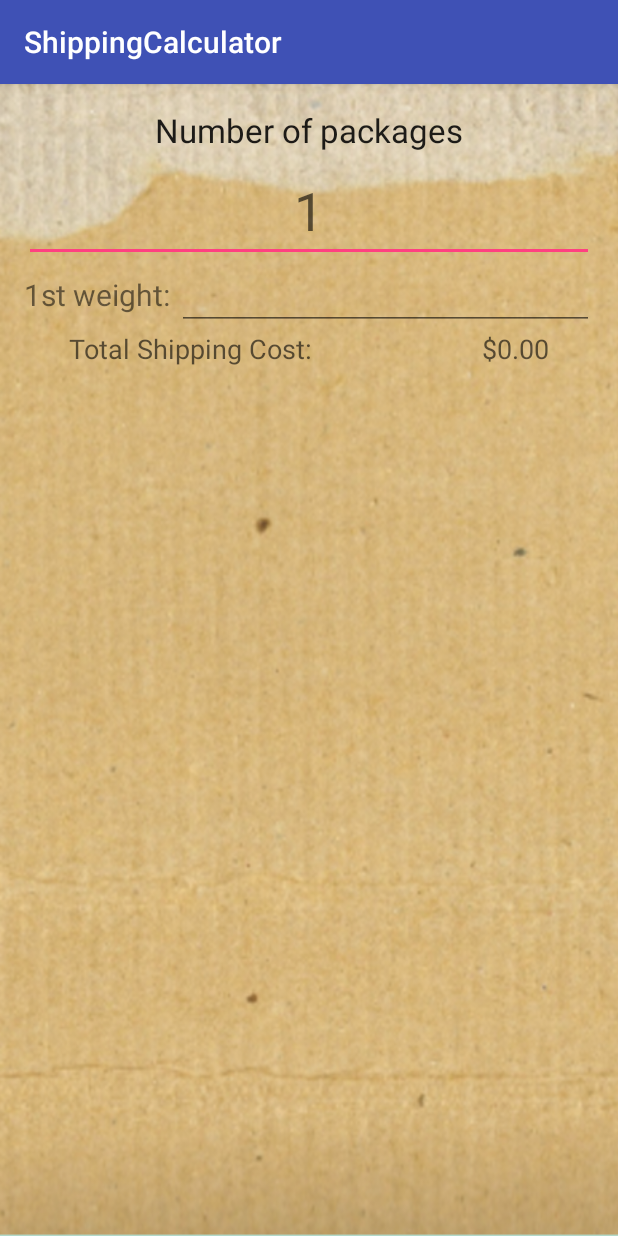
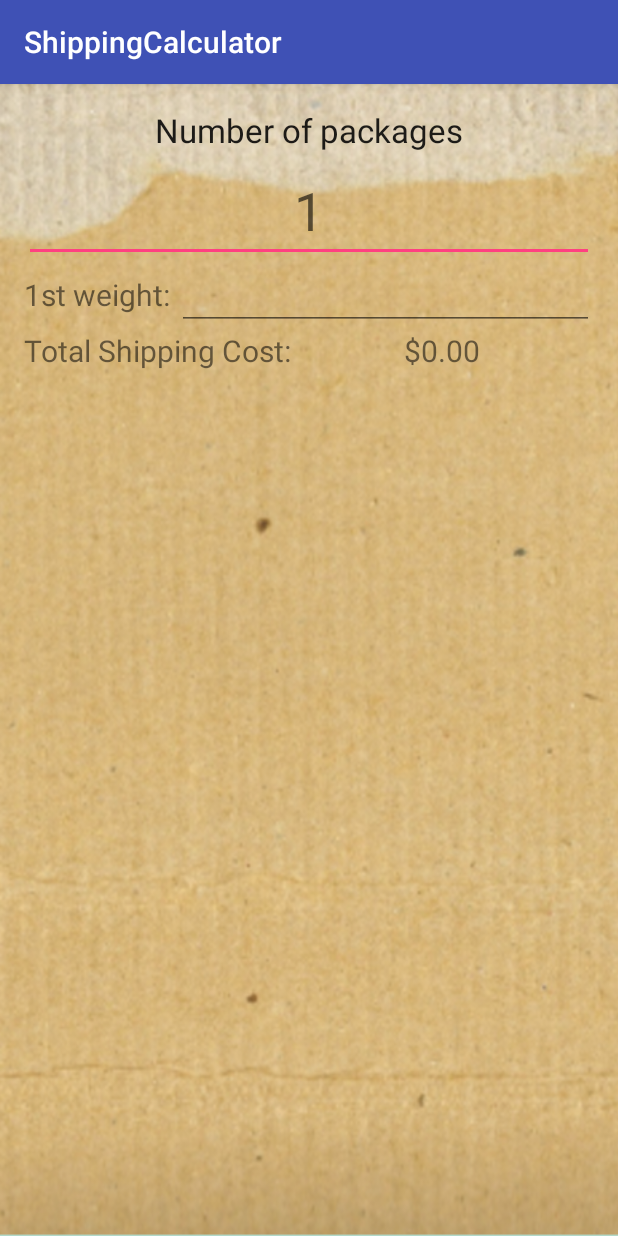
Before and after one commit to annguyendang14/shippingcalculator, an Android app: the screen it shows after launch (MyActivity), on a phone screen of 412 x 824 dp. Run offline under Robolectric (Android 15) with nearby library versions, the phone set to English and light mode, and no system bars.

Commit message:
still, tried but dont have enough time

```diff
--- a/app/src/main/java/com/example/annguyendang14/shippingcalculator/MyActivity.java
+++ b/app/src/main/java/com/example/annguyendang14/shippingcalculator/MyActivity.java
@@ -54,6 +54,8 @@ public class MyActivity extends AppCompatActivity {
 
     }
 
+
+
  /*   private TextWatcher weightTextWatcher = new TextWatcher() {
         @Override
         public void beforeTextChanged(CharSequence s, int start, int count, int after) {
@@ -84,3 +86,26 @@ public class MyActivity extends AppCompatActivity {
 
 
 }
+
+class CustomTextWatcher implements TextWatcher {
+    private ShipItem shipItem;
+
+    public CustomTextWatcher(ShipItem item) {
+        shipItem = item;
+    }
+
+
+    @Override
+    public void beforeTextChanged(CharSequence s, int start, int count, int after) {
+
+    }
+
+    @Override
+    public void onTextChanged(CharSequence s, int start, int before, int count) {
+    }
+
+    @Override
+    public void afterTextChanged(Editable s) {
+
+    }
+}
--- a/app/src/main/res/layout/activity_my2.xml
+++ b/app/src/main/res/layout/activity_my2.xml
@@ -40,38 +40,39 @@
         android:id="@+id/weigh"
         android:layout_width="match_parent"
         android:layout_height="wrap_content"
-        android:orientation="vertical"></LinearLayout>
+        android:orientation="vertical">
+
+    </LinearLayout>
 
     <LinearLayout
         android:id="@+id/cost"
         android:layout_width="match_parent"
         android:layout_height="wrap_content"
-        android:orientation="vertical"></LinearLayout>
-    <RelativeLayout
+        android:orientation="vertical">
+
+    </LinearLayout>
+
+    <LinearLayout
         android:layout_width="match_parent"
-        android:layout_height="wrap_content">
+        android:layout_height="match_parent"
+        android:orientation="horizontal">
+
         <TextView
             android:id="@+id/textView7"
             android:layout_width="wrap_content"
             android:layout_height="wrap_content"
-            android:layout_alignParentLeft="true"
-            android:paddingLeft="@dimen/output_margin_buffer"
+            android:layout_weight="1"
             android:text="@string/totalLBL"
-            android:textAppearance="?android:attr/textAppearanceMedium" />
+            android:textSize="20sp" />
 
         <TextView
             android:id="@+id/textView8"
             android:layout_width="wrap_content"
             android:layout_height="wrap_content"
-            android:layout_alignBaseline="@id/textView7"
-            android:layout_alignBottom="@id/textView7"
-            android:layout_alignParentRight="true"
-            android:paddingRight="@dimen/output_margin_buffer"
+            android:layout_weight="1"
             android:text="@string/zeroDec"
-            android:textAppearance="?android:attr/textAppearanceMedium" />
-
-    </RelativeLayout>
-
+            android:textSize="20sp" />
+    </LinearLayout>
 
 
 </LinearLayout>
```
